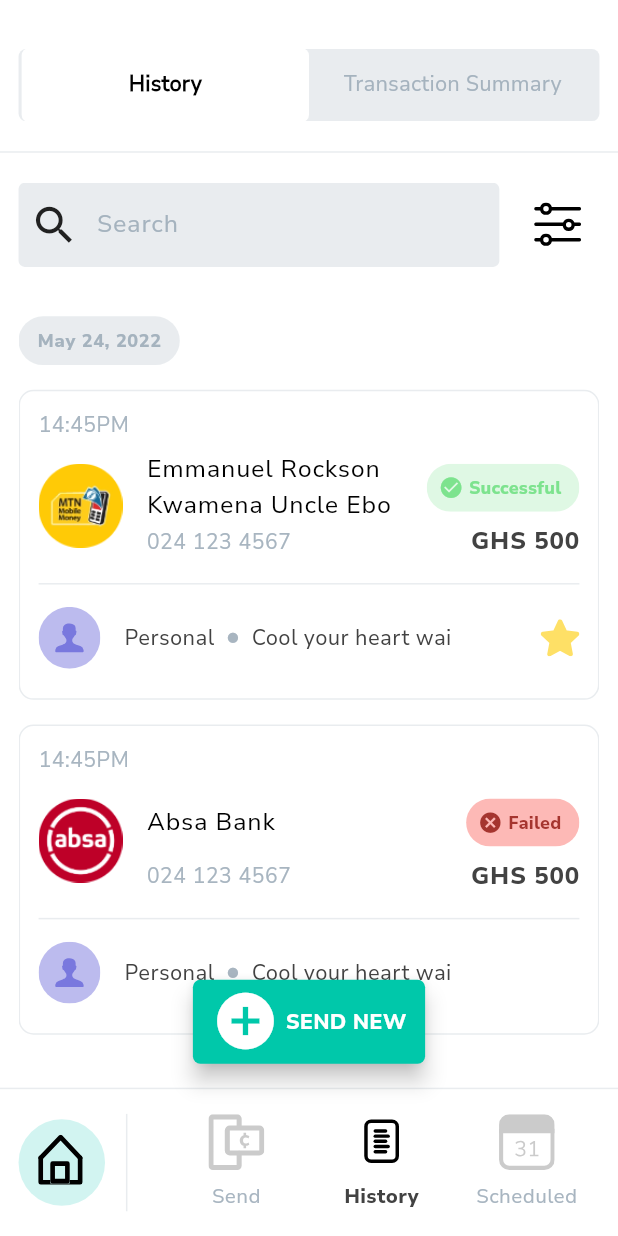
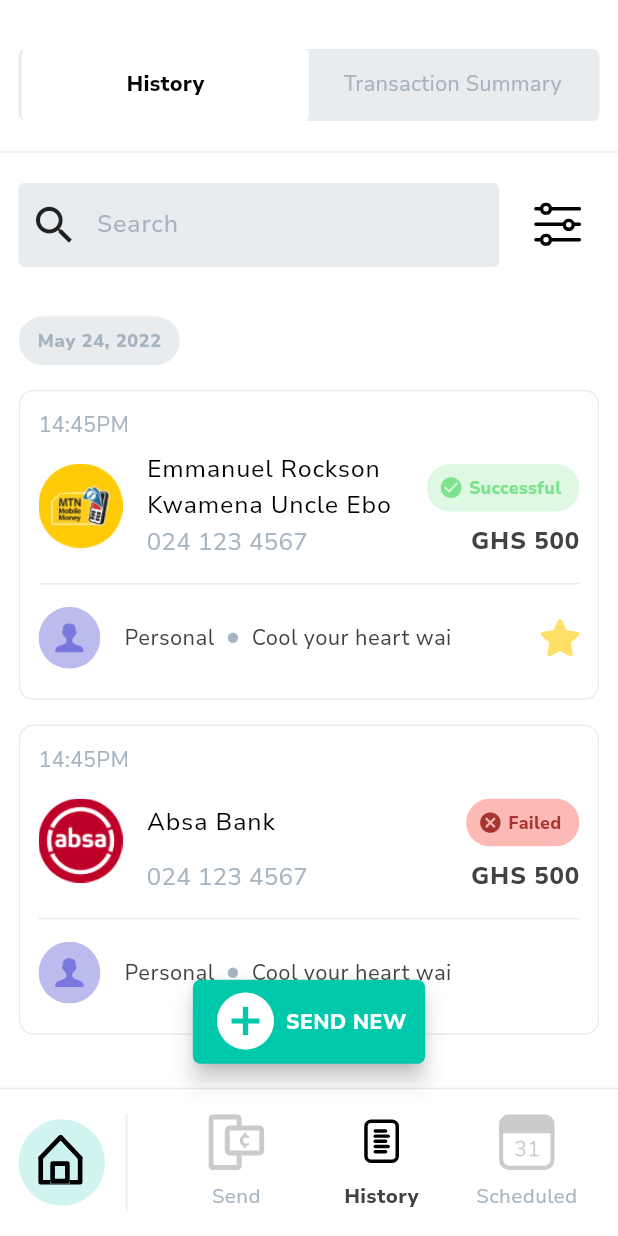
Before and after one commit to Qweku/hubtel_coding_challenge, a Flutter app: the screen it shows after launch, on a phone screen of 412 x 824 dp. Run offline on Flutter 3.47's test engine with Material 3 defaults, Android fonts, the phone set to English and light mode, and no system bars; our stand-ins replace flutter_svg, sizer.

```diff
--- a/lib/views/home_page.dart
+++ b/lib/views/home_page.dart
@@ -34,7 +34,7 @@ class _MyHomePageState extends State<MyHomePage> {
                 unselectedLabelStyle: theme.textTheme.labelLarge!
                     .copyWith(color: theme.colorScheme.tertiary),
                 labelStyle: theme.textTheme.labelLarge!
-                    .copyWith(fontWeight: FontWeight.bold),
+                    .copyWith(fontFamily: "NunitoSans-ExtraBold"),
                 dividerHeight: 0,
                 labelColor: Colors.black,
                 indicator: CustomTabIndicator(),
@@ -53,14 +53,12 @@ class _MyHomePageState extends State<MyHomePage> {
               height: 5.h,
               color: theme.colorScheme.primary,
             ),
-            Expanded(
+            const Expanded(
               child: TabBarView(
                 children: [
                   // History Tab
-                  const HistoryTab(),
-                  Container(
-                    child: const Center(child: Text("No Transaction Summary")),
-                  )
+                  HistoryTab(),
+                  Center(child: Text("No Transaction Summary"))
                 ],
               ),
             ),
--- a/lib/widgets/history_card_widget.dart
+++ b/lib/widgets/history_card_widget.dart
@@ -84,8 +84,8 @@ class HistoryCardWidget extends StatelessWidget {
               children: [
                 Text(
                   phone,
-                  style: theme.textTheme.bodySmall!
-                      .copyWith(color: theme.colorScheme.tertiary, fontSize: 14),
+                  style: theme.textTheme.bodyMedium!
+                      .copyWith(color: theme.colorScheme.tertiary, fontSize: 16),
                 ),
                 Text(
                     "GHS $amount",
```
Also changed, not shown: assets/images/screenshot.png, 1 other file.
